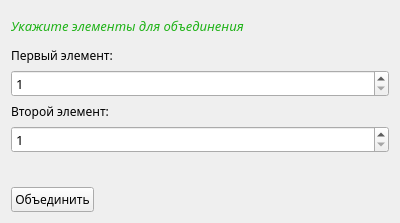
Before: the Qt Designer form forms/dialog_union.ui in programmister68/DSU, drawn with Qt 5.
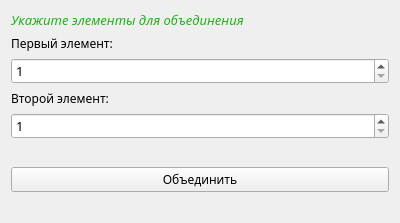
After: the same form once the commit is applied.

The edit to the form file:
```diff
--- a/forms/dialog_union.ui
+++ b/forms/dialog_union.ui
@@ -220,6 +220,19 @@
        </property>
       </widget>
      </item>
+     <item>
+      <widget class="QPushButton" name="unionButton2">
+       <property name="font">
+        <font>
+         <family>Nokia Sans S60</family>
+         <pointsize>9</pointsize>
+        </font>
+       </property>
+       <property name="text">
+        <string>Объединить</string>
+       </property>
+      </widget>
+     </item>
      <item>
       <spacer name="verticalSpacer_2">
        <property name="orientation">
@@ -238,19 +251,6 @@
        <property name="spacing">
         <number>2</number>
        </property>
-       <item>
-        <widget class="QPushButton" name="unionButton">
-         <property name="font">
-          <font>
-           <family>Nokia Sans S60</family>
-           <pointsize>9</pointsize>
-          </font>
-         </property>
-         <property name="text">
-          <string>Объединить</string>
-         </property>
-        </widget>
-       </item>
        <item>
         <spacer name="horizontalSpacer">
          <property name="orientation">
```
